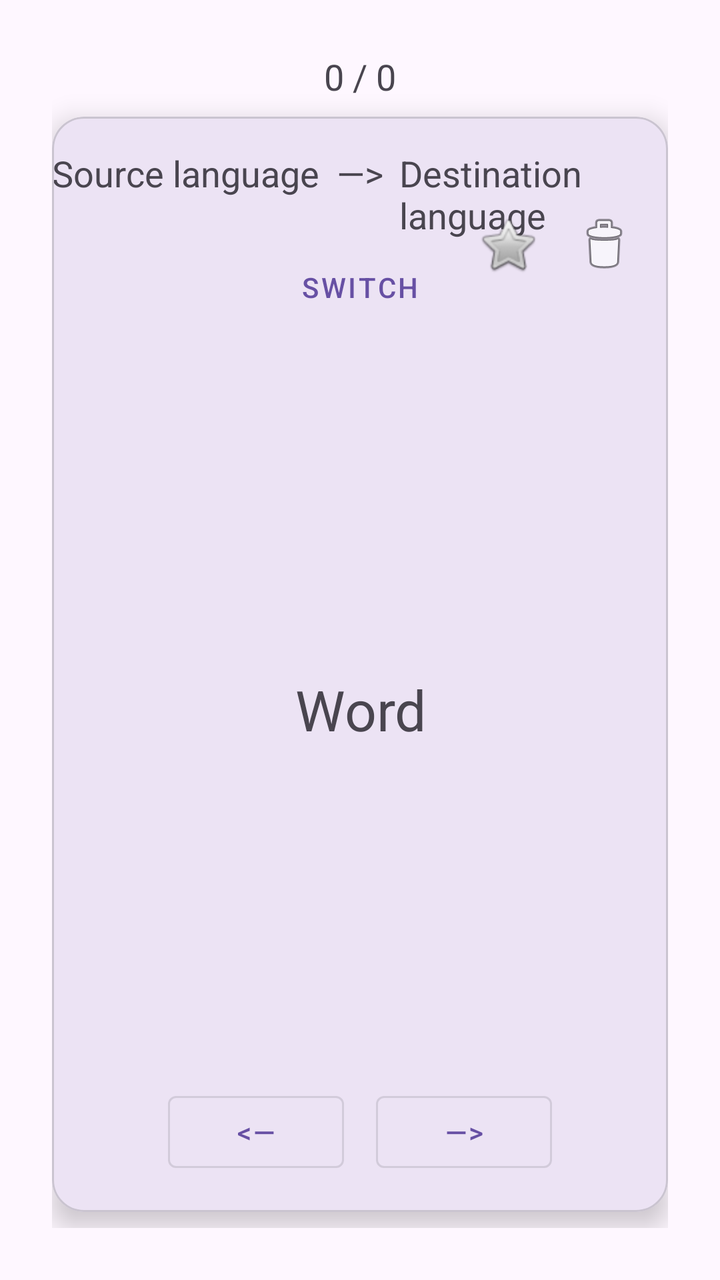
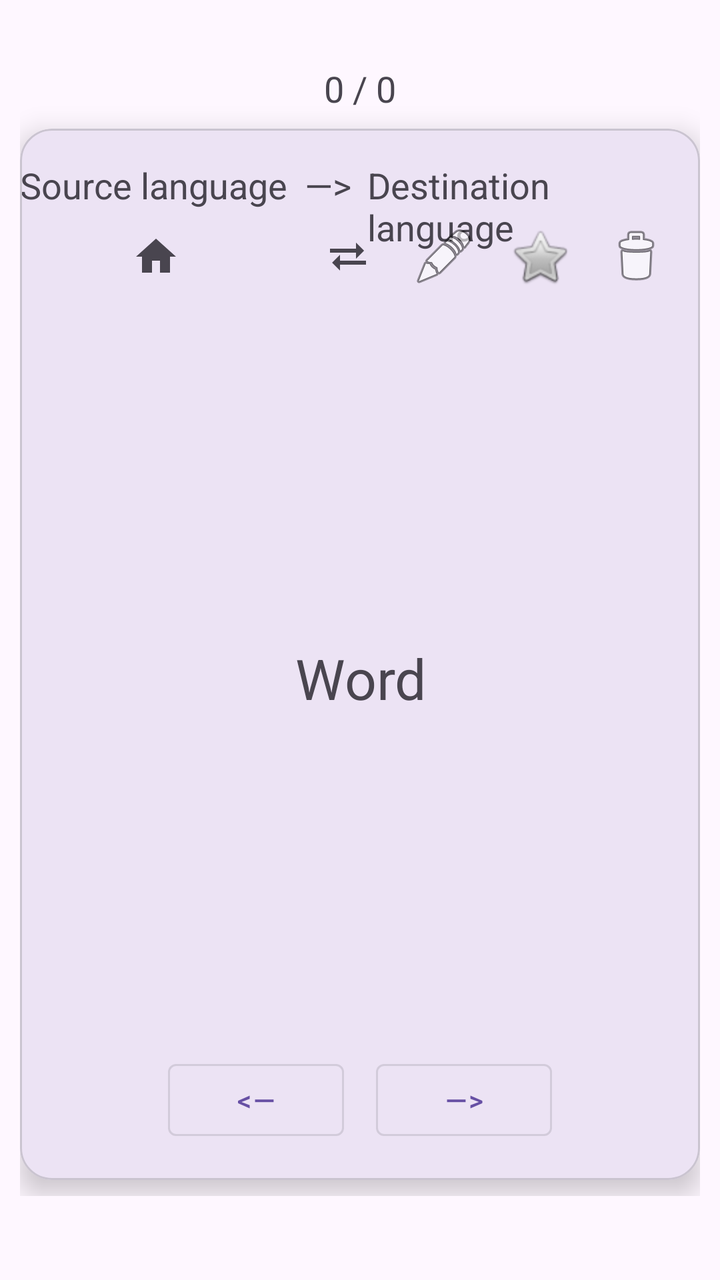

Two renders of the same Android screen: before a commit and after it. Below are the layout's source before the change and the commit's diff.
<!-- AndroidManifest.xml: application theme Theme.FlashCards -->
<!-- res/layout/activity_flashcard.xml -->
<?xml version="1.0" encoding="utf-8"?>
<androidx.constraintlayout.widget.ConstraintLayout xmlns:android="http://schemas.android.com/apk/res/android"
    xmlns:app="http://schemas.android.com/apk/res-auto"
    android:layout_width="match_parent"
    android:layout_height="match_parent"
    android:padding="26dp">

    <TextView
        android:id="@+id/tvCounter"
        android:layout_width="wrap_content"
        android:layout_height="wrap_content"
        android:text="@string/_0_0"
        android:textSize="18sp"
        app:layout_constraintEnd_toEndOf="parent"
        app:layout_constraintStart_toStartOf="parent"
        app:layout_constraintTop_toTopOf="parent" />

    <com.google.android.material.card.MaterialCardView
        android:id="@+id/cardView"
        android:layout_width="0dp"
        android:layout_height="0dp"
        android:layout_marginTop="8dp"
        android:layout_marginBottom="8dp"
        app:cardCornerRadius="16dp"
        app:cardElevation="8dp"
        app:layout_constraintBottom_toTopOf="@+id/btnReturnMain"
        app:layout_constraintEnd_toEndOf="parent"
        app:layout_constraintStart_toStartOf="parent"
        app:layout_constraintTop_toBottomOf="@+id/tvCounter"
        app:layout_constraintWidth_max="500dp">

        <androidx.constraintlayout.widget.ConstraintLayout
            android:layout_width="match_parent"
            android:layout_height="match_parent">

            <LinearLayout
                android:id="@+id/llLanguages"
                android:layout_width="wrap_content"
                android:layout_height="wrap_content"
                android:layout_marginTop="16dp"
                android:orientation="horizontal"
                app:layout_constraintEnd_toEndOf="parent"
                app:layout_constraintStart_toStartOf="parent"
                app:layout_constraintTop_toTopOf="parent">

                <TextView
                    android:id="@+id/tvLanguageSrc"
                    android:layout_width="wrap_content"
                    android:layout_height="wrap_content"
                    android:text="@string/lang_source"
                    android:textSize="18sp" />

                <TextView
                    android:id="@+id/tvLanguageArrow"
                    android:layout_width="wrap_content"
                    android:layout_height="wrap_content"
                    android:text="@string/lang_arrow"
                    android:textSize="18sp" />

                <TextView
                    android:id="@+id/tvLanguageDst"
                    android:layout_width="wrap_content"
                    android:layout_height="wrap_content"
                    android:layout_marginStart="8dp"
                    android:text="@string/lang_destination"
                    android:textSize="18sp" />
            </LinearLayout>

            <com.google.android.material.button.MaterialButton
                android:id="@+id/btnSwitch"
                style="@style/Widget.MaterialComponents.Button.TextButton"
                android:layout_width="wrap_content"
                android:layout_height="wrap_content"
                android:text="@string/btnSwitch"
                app:layout_constraintEnd_toEndOf="parent"
                app:layout_constraintStart_toStartOf="parent"
                app:layout_constraintTop_toBottomOf="@id/llLanguages" />

            <LinearLayout
                android:id="@+id/llActions"
                android:layout_width="wrap_content"
                android:layout_height="wrap_content"
                android:layout_margin="8dp"
                android:orientation="horizontal"
                app:layout_constraintEnd_toEndOf="parent"
                app:layout_constraintTop_toTopOf="parent">

                <ImageButton
                    android:id="@+id/btnStar"
                    android:layout_marginTop="32dp"
                    android:layout_width="48dp"
                    android:layout_height="48dp"
                    android:background="?attr/selectableItemBackgroundBorderless"
                    android:contentDescription="@string/star_word"
                    android:src="@android:drawable/btn_star_big_off" />

                <ImageButton
                    android:id="@+id/btnDelete"
                    android:layout_marginTop="32dp"
                    android:layout_width="48dp"
                    android:layout_height="48dp"
                    android:background="?attr/selectableItemBackgroundBorderless"
                    android:contentDescription="@string/delete_word"
                    android:src="@android:drawable/ic_menu_delete" />
            </LinearLayout>

            <TextView
                android:id="@+id/tvWord"
                android:layout_width="0dp"
                android:layout_height="0dp"
                android:gravity="center"
                android:padding="16dp"
                android:text="@string/word"
                android:textSize="28sp"
                app:layout_constraintBottom_toTopOf="@+id/llNavigation"
                app:layout_constraintEnd_toEndOf="parent"
                app:layout_constraintHorizontal_bias="1.0"
                app:layout_constraintStart_toStartOf="parent"
                app:layout_constraintTop_toBottomOf="@id/btnSwitch"
                app:layout_constraintVertical_bias="1.0" />

            <LinearLayout
                android:id="@+id/llNavigation"
                android:layout_width="wrap_content"
                android:layout_height="wrap_content"
                android:layout_marginBottom="16dp"
                android:orientation="horizontal"
                app:layout_constraintBottom_toBottomOf="parent"
                app:layout_constraintEnd_toEndOf="parent"
                app:layout_constraintStart_toStartOf="parent">

                <com.google.android.material.button.MaterialButton
                    android:id="@+id/btnPrevious"
                    style="@style/Widget.MaterialComponents.Button.OutlinedButton"
                    android:layout_width="wrap_content"
                    android:layout_height="wrap_content"
                    android:layout_marginEnd="8dp"
                    android:text="@string/arrow_left" />

                <com.google.android.material.button.MaterialButton
                    android:id="@+id/btnNext"
                    style="@style/Widget.MaterialComponents.Button.OutlinedButton"
                    android:layout_width="wrap_content"
                    android:layout_height="wrap_content"
                    android:layout_marginStart="8dp"
                    android:text="@string/arrow_right" />
            </LinearLayout>

        </androidx.constraintlayout.widget.ConstraintLayout>

    </com.google.android.material.card.MaterialCardView>

    <com.google.android.material.button.MaterialButton
        android:id="@+id/btnRestart"
        style="@style/Widget.MaterialComponents.Button.TextButton"
        android:layout_width="wrap_content"
        android:layout_height="wrap_content"
        android:paddingBottom="24dp"
        android:text="@string/restart"
        android:visibility="gone"
        app:layout_constraintBottom_toBottomOf="parent"
        app:layout_constraintEnd_toStartOf="@+id/btnReturnMain"
        app:layout_constraintHorizontal_chainStyle="packed"
        app:layout_constraintStart_toStartOf="parent" />

    <com.google.android.material.button.MaterialButton
        android:id="@+id/btnReturnMain"
        style="@style/Widget.MaterialComponents.Button.TextButton"
        android:layout_width="wrap_content"
        android:layout_height="wrap_content"
        android:paddingBottom="24dp"
        android:text="@string/ReturnMain"
        android:visibility="gone"
        app:layout_constraintBottom_toBottomOf="parent"
        app:layout_constraintEnd_toEndOf="parent"
        app:layout_constraintStart_toEndOf="@+id/btnRestart" />

</androidx.constraintlayout.widget.ConstraintLayout>
<!-- resources referenced by this layout -->
<resources>
  <string name="ReturnMain">Main menu</string>
  <string name="_0_0">0 / 0</string>
  <string name="arrow_left"> &lt;— </string>
  <string name="arrow_right"> —&gt; </string>
  <string name="btnSwitch">Switch</string>
  <string name="delete_word">Delete word</string>
  <string name="lang_arrow">  —&gt;</string>
  <string name="lang_destination">Destination language</string>
  <string name="lang_source">Source language</string>
  <string name="restart">Restart</string>
  <string name="star_word">Star word</string>
  <string name="word">Word</string>
  <style name="Theme.FlashCards" parent="Base.Theme.FlashCards" />
  <style name="Base.Theme.FlashCards" parent="Theme.Material3.DayNight.NoActionBar">
          
          
      </style>
</resources>

<!-- the commit's change to res/layout/activity_flashcard.xml (unified diff, before → after) -->
@@ -1,9 +1,13 @@
 <?xml version="1.0" encoding="utf-8"?>
 <androidx.constraintlayout.widget.ConstraintLayout xmlns:android="http://schemas.android.com/apk/res/android"
     xmlns:app="http://schemas.android.com/apk/res-auto"
+    xmlns:tools="http://schemas.android.com/tools"
     android:layout_width="match_parent"
     android:layout_height="match_parent"
-    android:padding="26dp">
+    android:paddingBottom="42dp"
+    android:paddingTop="32dp"
+    android:paddingLeft="10dp"
+    android:paddingRight="10dp">
 
     <TextView
         android:id="@+id/tvCounter"
@@ -23,7 +27,7 @@
         android:layout_marginBottom="8dp"
         app:cardCornerRadius="16dp"
         app:cardElevation="8dp"
-        app:layout_constraintBottom_toTopOf="@+id/btnReturnMain"
+        app:layout_constraintBottom_toBottomOf="parent"
         app:layout_constraintEnd_toEndOf="parent"
         app:layout_constraintStart_toStartOf="parent"
         app:layout_constraintTop_toBottomOf="@+id/tvCounter"
@@ -66,16 +70,6 @@
                     android:textSize="18sp" />
             </LinearLayout>
 
-            <com.google.android.material.button.MaterialButton
-                android:id="@+id/btnSwitch"
-                style="@style/Widget.MaterialComponents.Button.TextButton"
-                android:layout_width="wrap_content"
-                android:layout_height="wrap_content"
-                android:text="@string/btnSwitch"
-                app:layout_constraintEnd_toEndOf="parent"
-                app:layout_constraintStart_toStartOf="parent"
-                app:layout_constraintTop_toBottomOf="@id/llLanguages" />
-
             <LinearLayout
                 android:id="@+id/llActions"
                 android:layout_width="wrap_content"
@@ -84,6 +78,43 @@
                 android:orientation="horizontal"
                 app:layout_constraintEnd_toEndOf="parent"
                 app:layout_constraintTop_toTopOf="parent">
+
+                <ImageButton
+                    android:id="@+id/btnHome"
+                    android:layout_width="48dp"
+                    android:layout_height="48dp"
+                    android:layout_marginTop="32dp"
+                    android:background="?attr/selectableItemBackgroundBorderless"
+                    android:contentDescription="@string/ReturnMain"
+                    android:src="@drawable/ic_menu_home" />
+
+                <ImageButton
+                    android:id="@+id/btnRestart"
+                    android:layout_width="48dp"
+                    android:layout_height="48dp"
+                    android:layout_marginTop="32dp"
+                    android:background="?attr/selectableItemBackgroundBorderless"
+                    android:contentDescription="@string/restart"
+                    android:src="@android:drawable/ic_menu_rotate"
+                    android:visibility="invisible" />
+
+                <ImageButton
+                    android:id="@+id/btnSwitch"
+                    android:layout_width="48dp"
+                    android:layout_height="48dp"
+                    android:layout_marginTop="32dp"
+                    android:background="?attr/selectableItemBackgroundBorderless"
+                    android:contentDescription="@string/switch_language"
+                    android:src="@drawable/ic_swap" />
+
+                <ImageButton
+                    android:id="@+id/btnEdit"
+                    android:layout_marginTop="32dp"
+                    android:layout_width="48dp"
+                    android:layout_height="48dp"
+                    android:background="?attr/selectableItemBackgroundBorderless"
+                    android:contentDescription="@string/edit_word"
+                    android:src="@android:drawable/ic_menu_edit" />
 
                 <ImageButton
                     android:id="@+id/btnStar"
@@ -96,12 +127,13 @@
 
                 <ImageButton
                     android:id="@+id/btnDelete"
-                    android:layout_marginTop="32dp"
                     android:layout_width="48dp"
                     android:layout_height="48dp"
+                    android:layout_marginTop="32dp"
                     android:background="?attr/selectableItemBackgroundBorderless"
                     android:contentDescription="@string/delete_word"
-                    android:src="@android:drawable/ic_menu_delete" />
+                    android:src="@android:drawable/ic_menu_delete"
+                    tools:ignore="ImageContrastCheck" />
             </LinearLayout>
 
             <TextView
@@ -116,7 +148,7 @@
                 app:layout_constraintEnd_toEndOf="parent"
                 app:layout_constraintHorizontal_bias="1.0"
                 app:layout_constraintStart_toStartOf="parent"
-                app:layout_constraintTop_toBottomOf="@id/btnSwitch"
+                app:layout_constraintTop_toBottomOf="@+id/llActions"
                 app:layout_constraintVertical_bias="1.0" />
 
             <LinearLayout
@@ -150,29 +182,4 @@
 
     </com.google.android.material.card.MaterialCardView>
 
-    <com.google.android.material.button.MaterialButton
-        android:id="@+id/btnRestart"
-        style="@style/Widget.MaterialComponents.Button.TextButton"
-        android:layout_width="wrap_content"
-        android:layout_height="wrap_content"
-        android:paddingBottom="24dp"
-        android:text="@string/restart"
-        android:visibility="gone"
-        app:layout_constraintBottom_toBottomOf="parent"
-        app:layout_constraintEnd_toStartOf="@+id/btnReturnMain"
-        app:layout_constraintHorizontal_chainStyle="packed"
-        app:layout_constraintStart_toStartOf="parent" />
-
-    <com.google.android.material.button.MaterialButton
-        android:id="@+id/btnReturnMain"
-        style="@style/Widget.MaterialComponents.Button.TextButton"
-        android:layout_width="wrap_content"
-        android:layout_height="wrap_content"
-        android:paddingBottom="24dp"
-        android:text="@string/ReturnMain"
-        android:visibility="gone"
-        app:layout_constraintBottom_toBottomOf="parent"
-        app:layout_constraintEnd_toEndOf="parent"
-        app:layout_constraintStart_toEndOf="@+id/btnRestart" />
-
 </androidx.constraintlayout.widget.ConstraintLayout>
<!-- resource entries referenced after the edit -->
@@ -1,16 +1,39 @@
 <!-- resources referenced by this layout -->
 <resources>
+  <!-- drawable ic_menu_home (drawable) -->
+  <vector xmlns:android="http://schemas.android.com/apk/res/android"
+      android:width="24dp"
+      android:height="24dp"
+      android:viewportWidth="24"
+      android:viewportHeight="24"
+      android:tint="?attr/colorControlNormal">
+    <path
+        android:fillColor="@android:color/white"
+        android:pathData="M10,20v-6h4v6h5v-8h3L12,3 2,12h3v8z"/>
+  </vector>
+  <!-- drawable ic_swap (drawable) -->
+  <vector xmlns:android="http://schemas.android.com/apk/res/android"
+      android:width="24dp"
+      android:height="24dp"
+      android:viewportWidth="24"
+      android:viewportHeight="24"
+      android:tint="?attr/colorControlNormal">
+      <path
+          android:fillColor="@android:color/white"
+          android:pathData="M8,16H21V14H8V11L4,15L8,19V16Z M16,8H3V10H16V13L20,9L16,5V8Z"/>
+  </vector>
   <string name="ReturnMain">Main menu</string>
   <string name="_0_0">0 / 0</string>
   <string name="arrow_left"> &lt;— </string>
   <string name="arrow_right"> —&gt; </string>
-  <string name="btnSwitch">Switch</string>
   <string name="delete_word">Delete word</string>
+  <string name="edit_word">Edit word</string>
   <string name="lang_arrow">  —&gt;</string>
   <string name="lang_destination">Destination language</string>
   <string name="lang_source">Source language</string>
   <string name="restart">Restart</string>
   <string name="star_word">Star word</string>
+  <string name="switch_language">Switch language</string>
   <string name="word">Word</string>
   <style name="Theme.FlashCards" parent="Base.Theme.FlashCards" />
   <style name="Base.Theme.FlashCards" parent="Theme.Material3.DayNight.NoActionBar">
